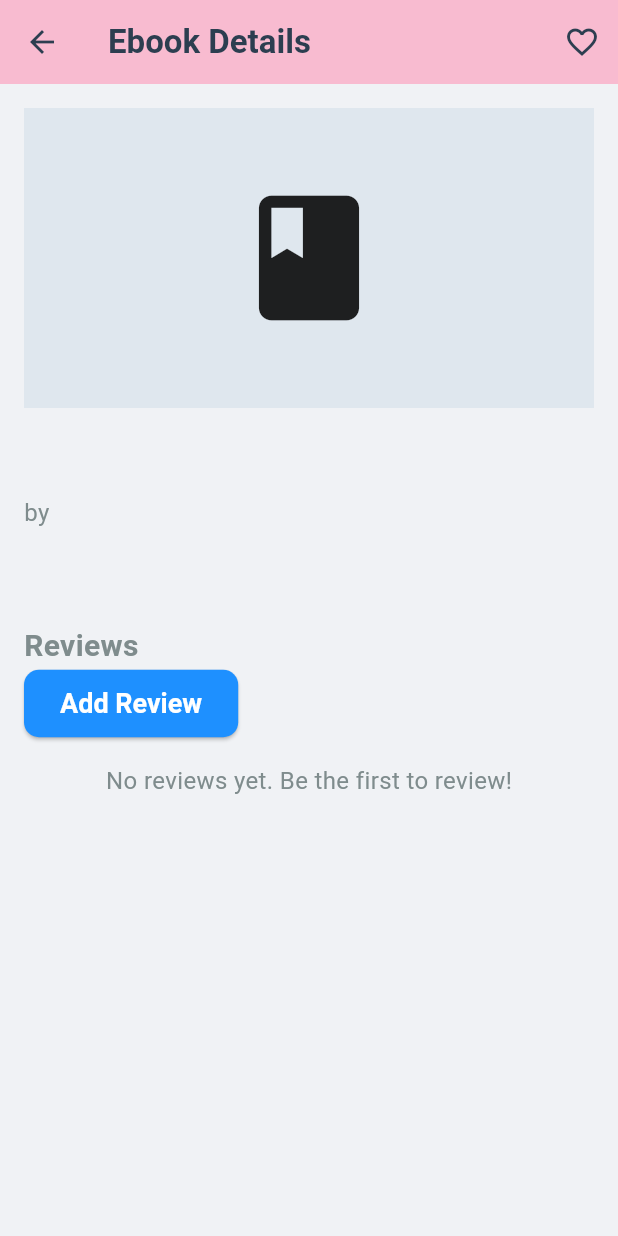
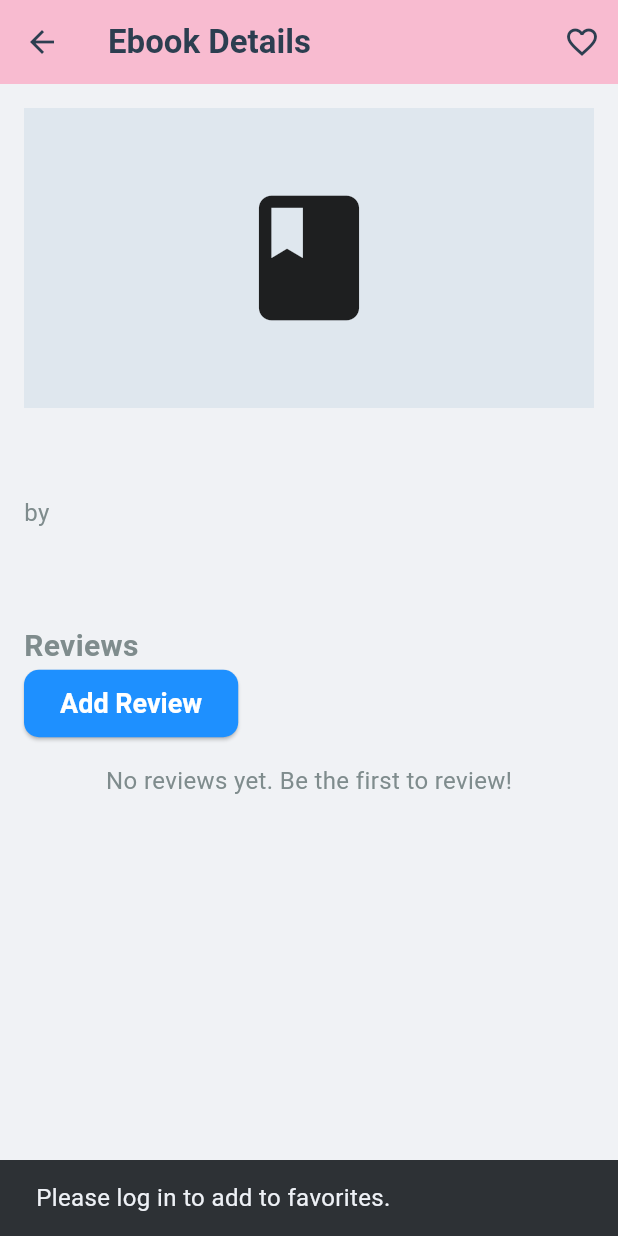
Before and after one commit to Farhan-Iqbal/eBook-Malay-Novel, a Flutter app: the EbookDetailsScreen screen opened directly with empty values, after a tap on the "favorite outline" icon, on a phone screen of 412 x 824 dp. Run offline on Flutter 3.47's test engine with Material 3 defaults, Android fonts, the phone set to English and light mode, and no system bars; our stand-ins replace supabase_flutter; accounts and stored records are empty.

Commit message:
fix favorite screen

```diff
--- /dev/null
+++ b/lib/providers/user_providers.dart
@@ -0,0 +1,19 @@
+import 'package:flutter/foundation.dart';
+
+/// A ChangeNotifier that holds the current user's ID.
+/// This allows the user ID to be accessed throughout the app
+/// via the Provider package.
+class UserProvider with ChangeNotifier {
+  String? _currentUserId;
+
+  /// Getter for the current user's ID.
+  String? get currentUserId => _currentUserId;
+
+  /// Sets the current user's ID and notifies listeners if the ID has changed.
+  void setUserId(String? userId) {
+    if (_currentUserId != userId) {
+      _currentUserId = userId;
+      notifyListeners();
+    }
+  }
+}
--- a/lib/views/ebook_details_screen.dart
+++ b/lib/views/ebook_details_screen.dart
@@ -1,11 +1,15 @@
+import 'package:ebook_malay__novel/providers/user_providers.dart';
 import 'package:flutter/material.dart';
 import 'package:provider/provider.dart';
+import 'package:supabase_flutter/supabase_flutter.dart';
 import '/models/ebook.dart';
 import '/models/review.dart';
 import '/repositories/ebook_repository.dart';
 import '/repositories/review_repository.dart';
 import '/repositories/user_repository.dart';
+import '/services/supabase_service.dart';
 import '/theme.dart';
+
 
 class EbookDetailsScreen extends StatefulWidget {
   final String ebookId;
@@ -19,33 +23,89 @@ class EbookDetailsScreen extends StatefulWidget {
 class _EbookDetailsScreenState extends State<EbookDetailsScreen> {
   late Future<Ebook?> _ebookDetailsFuture;
   late Future<List<Review>> _reviewsFuture;
-  final String _currentUserId = 'YOUR_CURRENT_USER_ID';
+  String? _currentUserId; // This will be updated via didChangeDependencies
   bool _isFavorite = false;
+  bool _hasInitializedFavoriteStatus = false; // New flag to track initial favorite status check
 
   @override
   void initState() {
     super.initState();
     _ebookDetailsFuture = EbookRepository().getEbookDetails(widget.ebookId);
     _reviewsFuture = EbookRepository().getEbookReviews(widget.ebookId);
+    // Initial favorite status check will now be handled more robustly in didChangeDependencies.
+  }
+
+  @override
+  void didChangeDependencies() {
+    super.didChangeDependencies();
+    // Get the current user ID from the UserProvider.
+    final newUserid = Provider.of<UserProvider>(context).currentUserId;
+
+    // Only update and trigger favorite status check if the user ID has changed
+    // OR if it's the first time we're getting a non-null user ID.
+    if (newUserid != _currentUserId || (newUserid != null && !_hasInitializedFavoriteStatus)) {
+      _currentUserId = newUserid;
+      if (_currentUserId != null) {
         _checkFavoriteStatus();
+        _hasInitializedFavoriteStatus = true; // Mark as initialized
+      } else {
+        // If the user logs out or there's no user, reset favorite status and flag.
+        setState(() {
+          _isFavorite = false;
+        });
+        _hasInitializedFavoriteStatus = false;
+      }
+    }
   }
 
   void _checkFavoriteStatus() async {
-    final status = await UserRepository().isEbookInFavorites(_currentUserId, widget.ebookId);
+    // Ensure _currentUserId is not null before proceeding
+    if (_currentUserId == null) return;
+
+    try {
+      final status = await UserRepository().isEbookInFavorites(_currentUserId!, widget.ebookId);
       setState(() {
         _isFavorite = status;
       });
+    } catch (e) {
+      // Log error if checking favorite status fails
+      print('Error checking favorite status: $e');
+      // Optionally, show a snackbar to the user
+      if (mounted) {
+        ScaffoldMessenger.of(context).showSnackBar(
+          SnackBar(content: Text('Failed to check favorite status: $e')),
+        );
+      }
+    }
   }
 
   void _toggleFavorite() async {
+    // Ensure _currentUserId is not null before proceeding
+    if (_currentUserId == null) {
+      ScaffoldMessenger.of(context).showSnackBar(
+        const SnackBar(content: Text('Please log in to add to favorites.')),
+      );
+      return;
+    }
+
+    try {
       if (_isFavorite) {
-      await UserRepository().removeFromFavorites(_currentUserId, widget.ebookId);
+        await UserRepository().removeFromFavorites(_currentUserId!, widget.ebookId);
       } else {
-      await UserRepository().addToFavorites(_currentUserId, widget.ebookId);
+        await UserRepository().addToFavorites(_currentUserId!, widget.ebookId);
       }
-    setState(() {
-      _isFavorite = !_isFavorite;
-    });
+      // After the operation, explicitly re-check the favorite status from the database
+      _checkFavoriteStatus();
+      // No need to manually toggle _isFavorite here, as _checkFavoriteStatus will update it.
+    } catch (e) {
+      // Log error if toggling favorite status fails
+      print('Error toggling favorite status: $e');
+      if (mounted) {
+        ScaffoldMessenger.of(context).showSnackBar(
+          SnackBar(content: Text('Failed to update favorite status: $e')),
+        );
+      }
+    }
   }
 
   final TextEditingController _reviewController = TextEditingController();
@@ -53,7 +113,6 @@ class _EbookDetailsScreenState extends State<EbookDetailsScreen> {
 
   @override
   Widget build(BuildContext context) {
-    // Get the current theme from the provider
     final appTheme = Provider.of<ThemeProvider>(context);
 
     return Scaffold(
@@ -97,7 +156,7 @@ class _EbookDetailsScreenState extends State<EbookDetailsScreen> {
                 Text(
                   ebook.title,
                   style: TextStyle(
-                    fontSize: appTheme.fontSize + 8, // Use dynamic font size
+                    fontSize: appTheme.fontSize + 8,
                     fontWeight: appTheme.isBold ? FontWeight.bold : FontWeight.normal,
                   ),
                 ),
@@ -105,7 +164,7 @@ class _EbookDetailsScreenState extends State<EbookDetailsScreen> {
                 Text(
                   'by ${ebook.author}',
                   style: TextStyle(
-                    fontSize: appTheme.fontSize, // Use dynamic font size
+                    fontSize: appTheme.fontSize,
                     fontWeight: appTheme.isBold ? FontWeight.bold : FontWeight.normal,
                     color: kSubtleTextColor,
                   ),
@@ -114,7 +173,7 @@ class _EbookDetailsScreenState extends State<EbookDetailsScreen> {
                 Text(
                   ebook.synopsis ?? 'No synopsis available.',
                   style: TextStyle(
-                    fontSize: appTheme.fontSize, // Use dynamic font size
+                    fontSize: appTheme.fontSize,
                     fontWeight: appTheme.isBold ? FontWeight.bold : FontWeight.normal,
                   ),
                 ),
@@ -212,9 +271,18 @@ class _EbookDetailsScreenState extends State<EbookDetailsScreen> {
             ),
             ElevatedButton(
               onPressed: () async {
+                if (_currentUserId == null) {
+                  ScaffoldMessenger.of(context).showSnackBar(
+                    const SnackBar(content: Text('Please log in to submit a review.')),
+                  );
+                  Navigator.of(context).pop();
+                  return;
+                }
+
+                try {
                   await ReviewRepository().submitReview(
                     ebookId: widget.ebookId,
-                  userId: _currentUserId,
+                    userId: _currentUserId!,
                     rating: _rating,
                     reviewText: _reviewController.text,
                   );
@@ -222,6 +290,14 @@ class _EbookDetailsScreenState extends State<EbookDetailsScreen> {
                   setState(() {
                     _reviewsFuture = EbookRepository().getEbookReviews(widget.ebookId);
                   });
+                } catch (e) {
+                  print('Error submitting review: $e');
+                  if (mounted) {
+                    ScaffoldMessenger.of(context).showSnackBar(
+                      SnackBar(content: Text('Failed to submit review: $e')),
+                    );
+                  }
+                }
               },
               child: const Text('Submit'),
             ),
```
Also changed, not shown: lib/login_screen.dart (+9 -7 lines), lib/main.dart (+17 -23 lines). Lines whose indentation alone changed are shown as unchanged.
